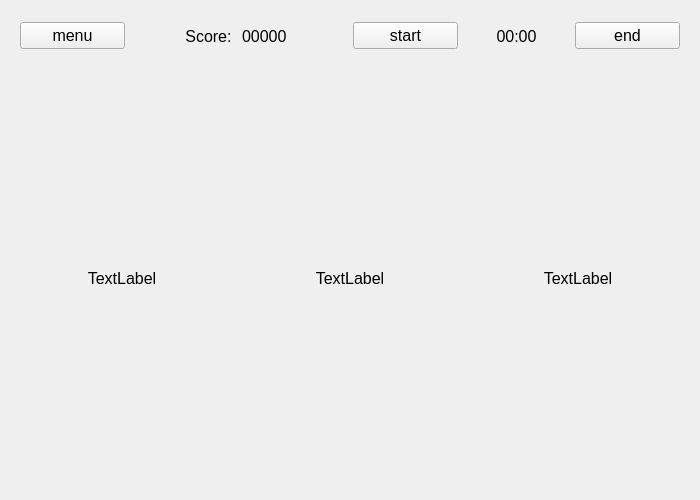
This is src/widgets/play_window.ui in serhii023/Typlen as Qt 5 draws it before an edit. The edited form follows.
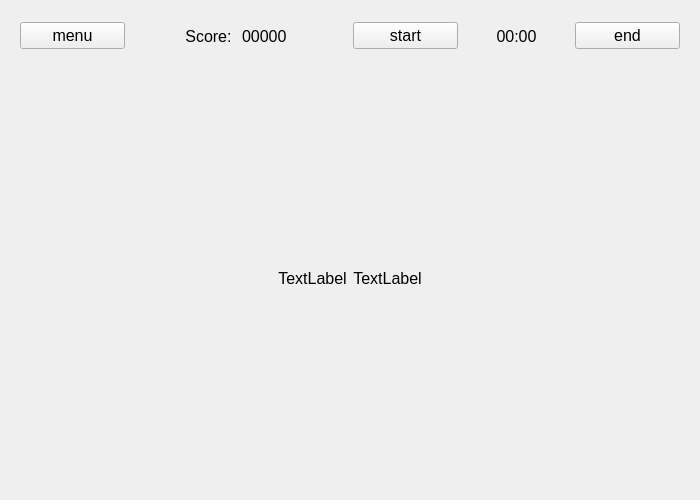
This is the edited form.

```diff
--- a/src/widgets/play_window.ui
+++ b/src/widgets/play_window.ui
@@ -97,19 +97,17 @@
    <item>
     <layout class="QHBoxLayout" name="horizontalLayout">
      <item>
-      <widget class="QLabel" name="label_1">
-       <property name="font">
-        <font>
-         <pointsize>12</pointsize>
-        </font>
+      <spacer name="horizontalSpacer">
+       <property name="orientation">
+        <enum>Qt::Horizontal</enum>
        </property>
-       <property name="text">
-        <string>TextLabel</string>
+       <property name="sizeHint" stdset="0">
+        <size>
+         <width>40</width>
+         <height>20</height>
+        </size>
        </property>
-       <property name="alignment">
-        <set>Qt::AlignCenter</set>
-       </property>
-      </widget>
+      </spacer>
      </item>
      <item>
       <widget class="QLabel" name="label_2">
@@ -127,7 +125,10 @@
       </widget>
      </item>
      <item>
-      <widget class="QLabel" name="label_3">
+      <layout class="QHBoxLayout" name="horizontalLayout_3"/>
+     </item>
+     <item>
+      <widget class="QLabel" name="next">
        <property name="font">
         <font>
          <pointsize>12</pointsize>
@@ -141,6 +142,19 @@
        </property>
       </widget>
      </item>
+     <item>
+      <spacer name="horizontalSpacer_2">
+       <property name="orientation">
+        <enum>Qt::Horizontal</enum>
+       </property>
+       <property name="sizeHint" stdset="0">
+        <size>
+         <width>40</width>
+         <height>20</height>
+        </size>
+       </property>
+      </spacer>
+     </item>
     </layout>
    </item>
   </layout>
```
Left out of the diff: 14 changed lines with no effect on the pictures.
